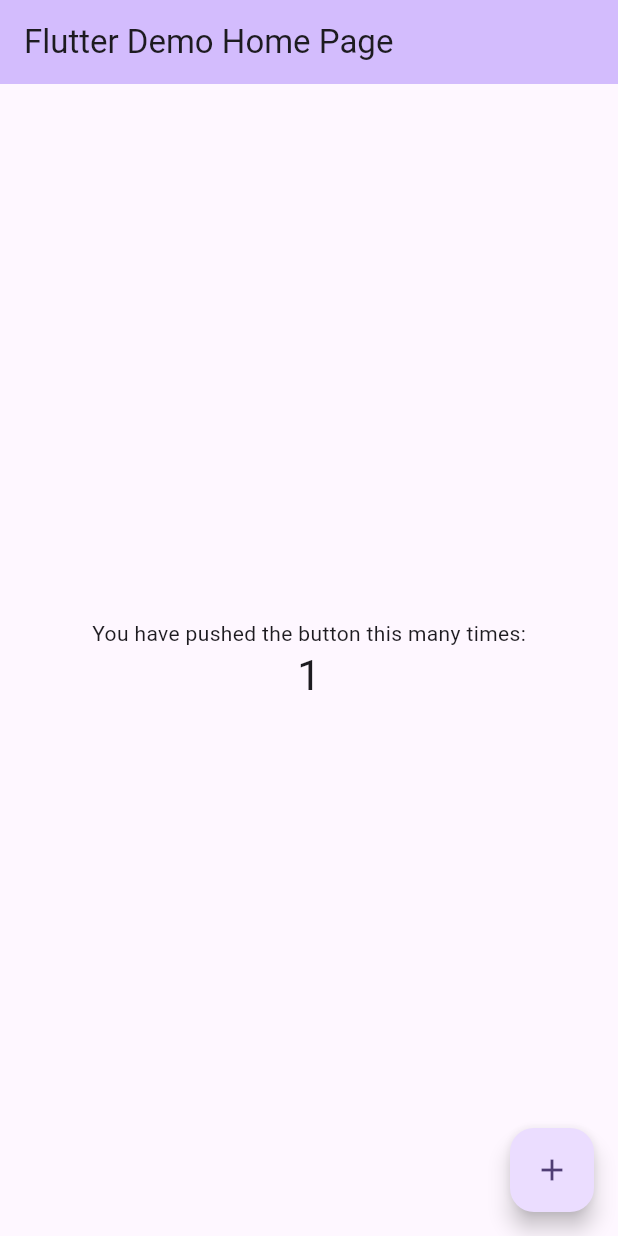
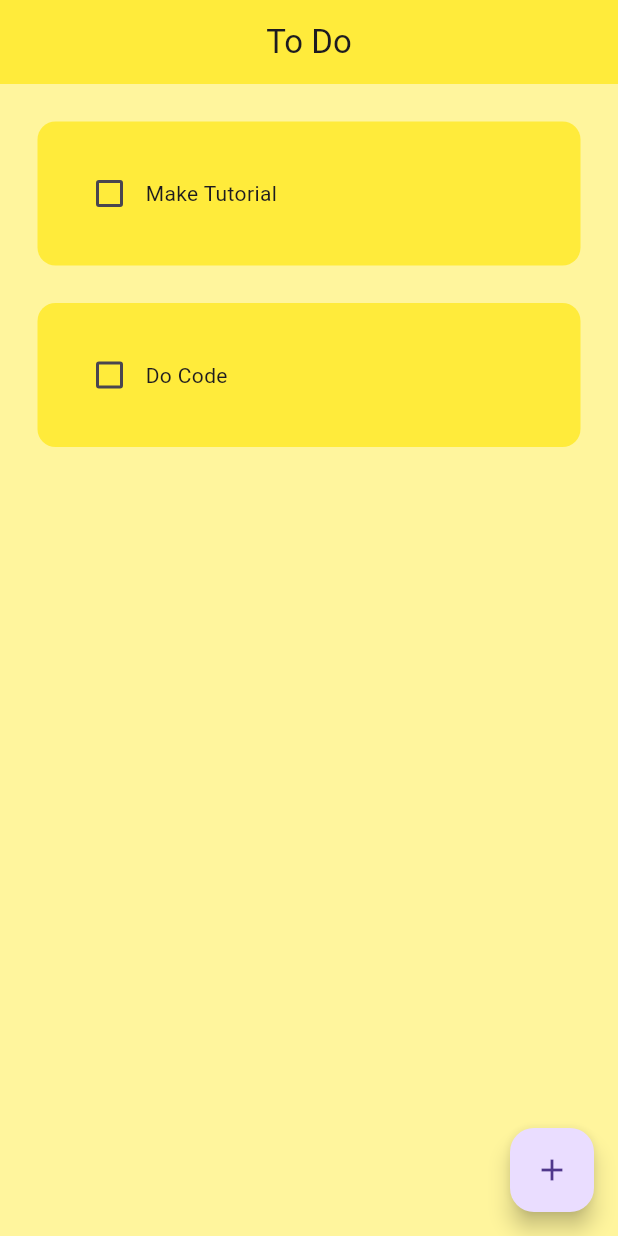
Before and after one commit to krishvekriya12/to_do_app, a Flutter app: the screen it shows after launch, after a tap on the "add" icon, on a phone screen of 412 x 824 dp. Run offline on Flutter 3.47's test engine with Material 3 defaults, Android fonts, the phone set to English and light mode, and no system bars.

Commit message:
countiue with floting button

```diff
--- a/lib/main.dart
+++ b/lib/main.dart
@@ -1,122 +1,19 @@
 import 'package:flutter/material.dart';
+import 'package:to_do_app/pages/home_page.dart';
 
 void main() {
-  runApp(const MyApp());
+  runApp(Myapp());
 }
 
-class MyApp extends StatelessWidget {
-  const MyApp({super.key});
+class Myapp extends StatelessWidget {
+  const Myapp({super.key});
 
-  // This widget is the root of your application.
   @override
   Widget build(BuildContext context) {
     return MaterialApp(
-      title: 'Flutter Demo',
-      theme: ThemeData(
-        // This is the theme of your application.
-        //
-        // TRY THIS: Try running your application with "flutter run". You'll see
-        // the application has a purple toolbar. Then, without quitting the app,
-        // try changing the seedColor in the colorScheme below to Colors.green
-        // and then invoke "hot reload" (save your changes or press the "hot
-        // reload" button in a Flutter-supported IDE, or press "r" if you used
-        // the command line to start the app).
-        //
-        // Notice that the counter didn't reset back to zero; the application
-        // state is not lost during the reload. To reset the state, use hot
-        // restart instead.
-        //
-        // This works for code too, not just values: Most code changes can be
-        // tested with just a hot reload.
-        colorScheme: .fromSeed(seedColor: Colors.deepPurple),
-      ),
-      home: const MyHomePage(title: 'Flutter Demo Home Page'),
+      debugShowCheckedModeBanner: false,
+      home: HomePage(),
+      theme: ThemeData(primarySwatch: Colors.yellow),
     );
   }
 }
-
-class MyHomePage extends StatefulWidget {
-  const MyHomePage({super.key, required this.title});
-
-  // This widget is the home page of your application. It is stateful, meaning
-  // that it has a State object (defined below) that contains fields that affect
-  // how it looks.
-
-  // This class is the configuration for the state. It holds the values (in this
-  // case the title) provided by the parent (in this case the App widget) and
-  // used by the build method of the State. Fields in a Widget subclass are
-  // always marked "final".
-
-  final String title;
-
-  @override
-  State<MyHomePage> createState() => _MyHomePageState();
-}
-
-class _MyHomePageState extends State<MyHomePage> {
-  int _counter = 0;
-
-  void _incrementCounter() {
-    setState(() {
-      // This call to setState tells the Flutter framework that something has
-      // changed in this State, which causes it to rerun the build method below
-      // so that the display can reflect the updated values. If we changed
-      // _counter without calling setState(), then the build method would not be
-      // called again, and so nothing would appear to happen.
-      _counter++;
-    });
-  }
-
-  @override
-  Widget build(BuildContext context) {
-    // This method is rerun every time setState is called, for instance as done
-    // by the _incrementCounter method above.
-    //
-    // The Flutter framework has been optimized to make rerunning build methods
-    // fast, so that you can just rebuild anything that needs updating rather
-    // than having to individually change instances of widgets.
-    return Scaffold(
-      appBar: AppBar(
-        // TRY THIS: Try changing the color here to a specific color (to
-        // Colors.amber, perhaps?) and trigger a hot reload to see the AppBar
-        // change color while the other colors stay the same.
-        backgroundColor: Theme.of(context).colorScheme.inversePrimary,
-        // Here we take the value from the MyHomePage object that was created by
-        // the App.build method, and use it to set our appbar title.
-        title: Text(widget.title),
-      ),
-      body: Center(
-        // Center is a layout widget. It takes a single child and positions it
-        // in the middle of the parent.
-        child: Column(
-          // Column is also a layout widget. It takes a list of children and
-          // arranges them vertically. By default, it sizes itself to fit its
-          // children horizontally, and tries to be as tall as its parent.
-          //
-          // Column has various properties to control how it sizes itself and
-          // how it positions its children. Here we use mainAxisAlignment to
-          // center the children vertically; the main axis here is the vertical
-          // axis because Columns are vertical (the cross axis would be
-          // horizontal).
-          //
-          // TRY THIS: Invoke "debug painting" (choose the "Toggle Debug Paint"
-          // action in the IDE, or press "p" in the console), to see the
-          // wireframe for each widget.
-          mainAxisAlignment: .center,
-          children: [
-            const Text('You have pushed the button this many times:'),
-            Text(
-              '$_counter',
-              style: Theme.of(context).textTheme.headlineMedium,
-            ),
-          ],
-        ),
-      ),
-      floatingActionButton: FloatingActionButton(
-        onPressed: _incrementCounter,
-        tooltip: 'Increment',
-        child: const Icon(Icons.add),
-      ),
-    );
-  }
-}
--- /dev/null
+++ b/lib/pages/home_page.dart
@@ -0,0 +1,53 @@
+import 'package:flutter/material.dart';
+import 'package:to_do_app/util/todo_tile.dart';
+
+class HomePage extends StatefulWidget {
+  const HomePage({super.key});
+
+  @override
+  State<HomePage> createState() => _HomePageState();
+}
+
+class _HomePageState extends State<HomePage> {
+  List toDoList = [
+    ["Make Tutorial", false],
+    ["Do Code", false],
+  ];
+
+  void checkBoxChanged(bool? value, int index) {
+    setState(() {
+      toDoList[index][1] = !toDoList[index][1];
+    });
+  }
+
+  void createNewTask() {
+
+  }
+
+  @override
+  Widget build(BuildContext context) {
+    return Scaffold(
+      backgroundColor: Colors.yellow[200],
+      appBar: AppBar(
+        backgroundColor: Colors.yellow,
+        centerTitle: true,
+        title: Text('To Do'),
+        elevation: 0,
+      ),
+      floatingActionButton: FloatingActionButton(
+        onPressed: createNewTask,
+        child: Icon(Icons.add),
+      ),
+      body: ListView.builder(
+        itemCount: toDoList.length,
+        itemBuilder: (context, index) {
+          return TodoTile(
+            taskName: toDoList[index][0],
+            taskCompleted: toDoList[index][1],
+            onChanged: (value) => checkBoxChanged(value, index),
+          );
+        },
+      ),
+    );
+  }
+}
--- /dev/null
+++ b/lib/util/todo_tile.dart
@@ -0,0 +1,45 @@
+import 'package:flutter/material.dart';
+
+class TodoTile extends StatelessWidget {
+  final String taskName;
+  final bool taskCompleted;
+  Function(bool?)? onChanged;
+
+  TodoTile({
+    super.key,
+    required this.taskName,
+    required this.taskCompleted,
+    required this.onChanged,
+  });
+
+  @override
+  Widget build(BuildContext context) {
+    return Padding(
+      padding: const EdgeInsets.only(left: 25.0, right: 25, top: 25),
+      child: Container(
+        padding: EdgeInsets.all(24),
+        decoration: BoxDecoration(
+          color: Colors.yellow,
+          borderRadius: BorderRadius.circular(12),
+        ),
+        child: Row(
+          children: [
+            Checkbox(
+              value: taskCompleted,
+              onChanged: onChanged,
+              activeColor: Colors.black,
+            ),
+            Text(
+              taskName,
+              style: TextStyle(
+                decoration: taskCompleted
+                    ? TextDecoration.lineThrough
+                    : TextDecoration.none,
+              ),
+            ),
+          ],
+        ),
+      ),
+    );
+  }
+}
```
Also changed, not shown: 1 other file.
